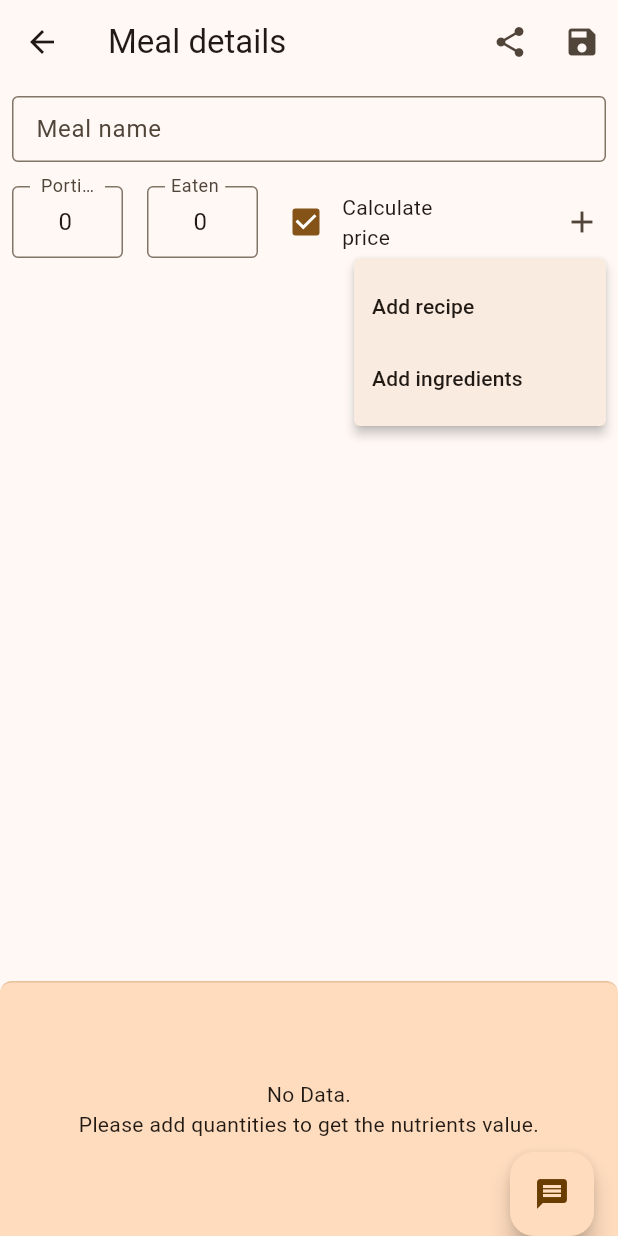
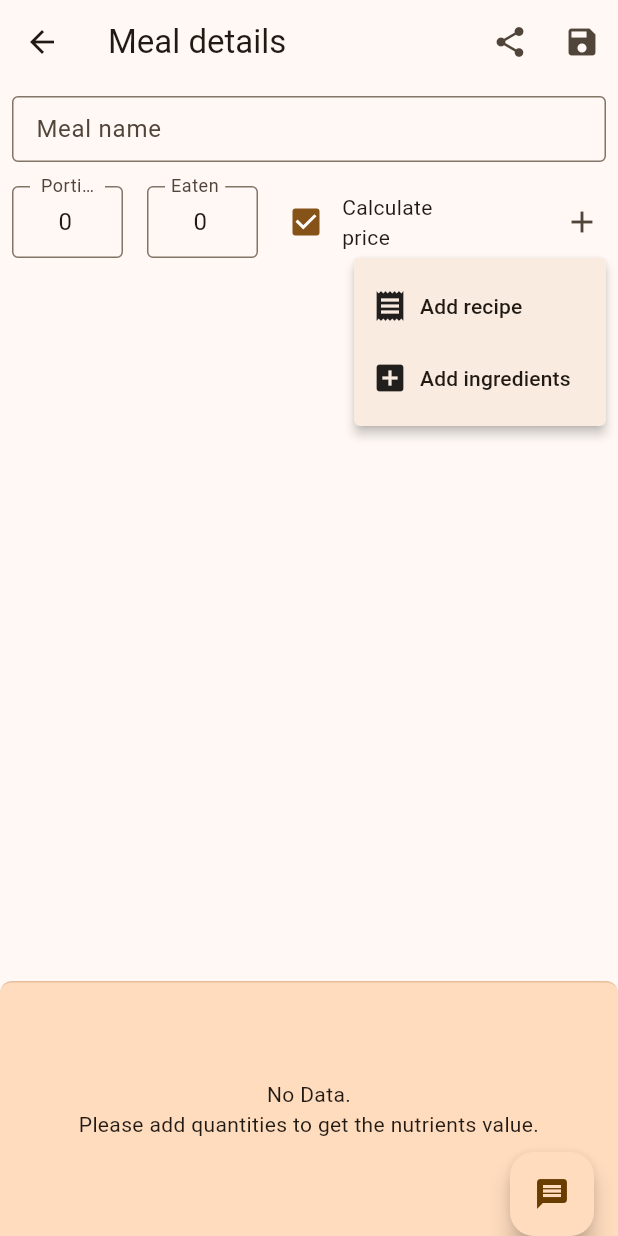
Before and after one commit to FoodTrackerPoliBa/FoodTracker, a Flutter app: the AddMealDetails screen opened directly with empty values, after a tap on the "add" icon, on a phone screen of 412 x 824 dp. Run offline on Flutter 3.47's test engine with Material 3 defaults, Android fonts, the light colour scheme and no system bars; our stand-ins replace cached_network_image, file_picker, flutter_markdown, google_generative_ai, image_picker, package_info_plus and 6 more; missing offline and left inert: flutter_markdown_latex, markdown, mobile_scanner, openfoodfacts; accounts and stored records are empty; network calls fail.

Commit message:
Added icons before item menu

```diff
--- a/lib/src/dashboard/add_meal_details/add_meal_details.dart
+++ b/lib/src/dashboard/add_meal_details/add_meal_details.dart
@@ -518,7 +518,13 @@ class _AddMealDetailsState extends State<AddMealDetails> {
                   items: <PopupMenuEntry>[
                     PopupMenuItem<String>(
                       value: 'add_recipe',
-                      child: const Text('Add recipe'),
+                      child: const Row(
+                        children: [
+                          Icon(Icons.receipt),
+                          SizedBox(width: 8),
+                          Text('Add recipe'),
+                        ],
+                      ),
                       onTap: () async {
                         final Recipe? recipeSelected = await Utils.push<Recipe>(
                             context: context,
@@ -535,7 +541,13 @@ class _AddMealDetailsState extends State<AddMealDetails> {
                     ),
                     PopupMenuItem<String>(
                       value: 'add_ingredient',
-                      child: const Text('Add ingredients'),
+                      child: const Row(
+                        children: [
+                          Icon(Icons.add_box),
+                          SizedBox(width: 8),
+                          Text('Add ingredients'),
+                        ],
+                      ),
                       onTap: () {
                         Utils.push(
                             context: context,
```
